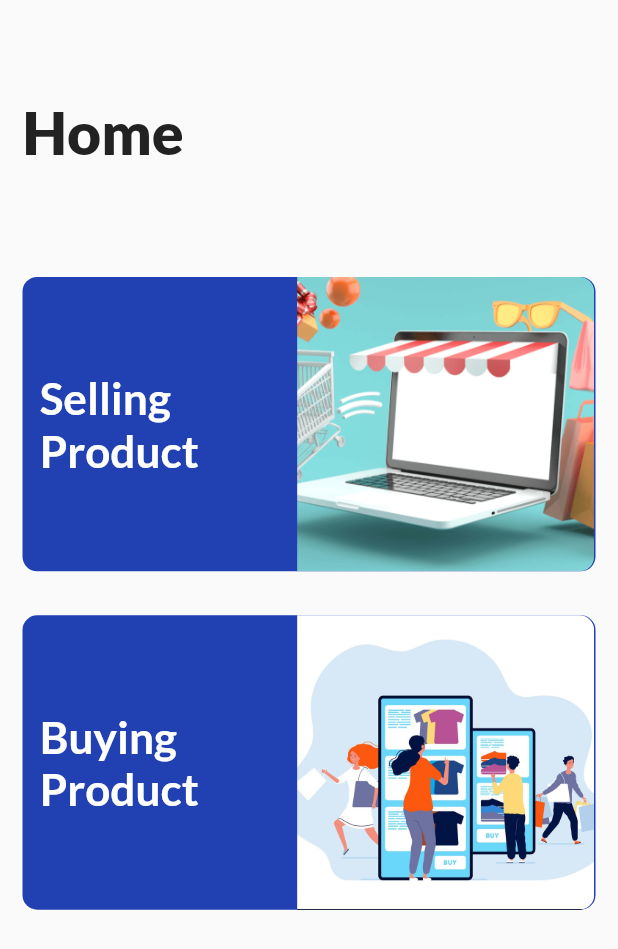
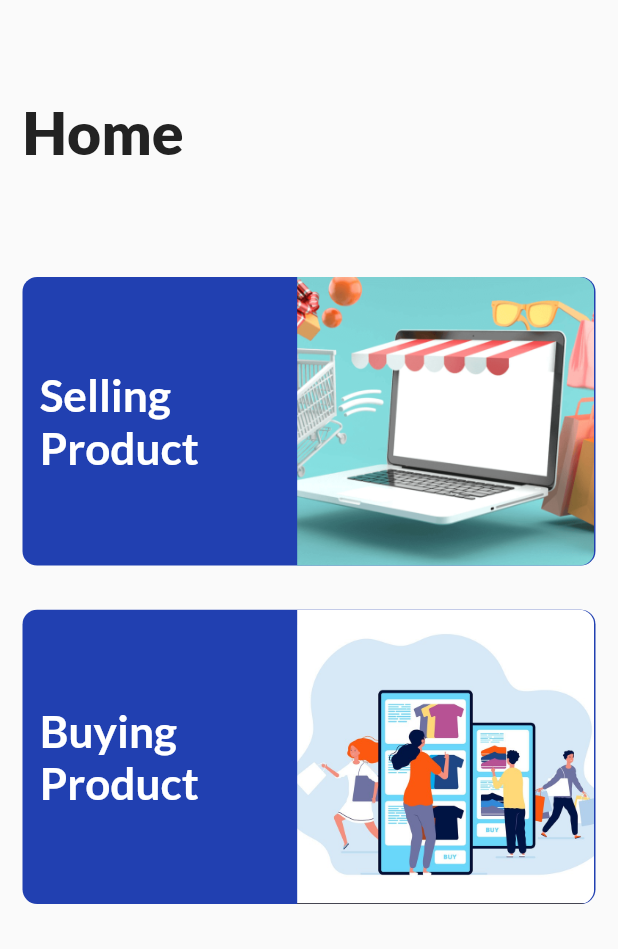
Before and after one commit to sakshipore/College-Shopify, a Flutter app: the HomeScreen screen opened directly with empty values, on a phone screen of 412 x 824 dp. Shown: the top 949 px of the screen. Run offline on Flutter 3.47's test engine with Material 2 defaults, Android fonts, the phone set to English and light mode, and no system bars; our stand-ins replace flutter_screenutil; missing offline and left inert: mongo_dart.

Commit message:
Changes need to be done

```diff
--- a/lib/main.dart
+++ b/lib/main.dart
@@ -6,6 +6,7 @@ void main() {
   runApp(const MyApp());
 }
 
+// TODO : DO NOT USER 'VAR' KEYWORD USER PROPER DATATYPES
 class MyApp extends StatelessWidget {
   const MyApp({super.key});
 
--- a/lib/view/display_book_product_screen.dart
+++ b/lib/view/display_book_product_screen.dart
@@ -95,6 +95,7 @@ class _DisplayBookProductScreenState extends State<DisplayBookProductScreen> {
     );
   }
 
+  // TODO : Make statlesswidget
   Widget displayCard(Book data) {
     return Card(
       color: Color(0xff2140B1),
--- a/lib/view/display_stationary_product_screen.dart
+++ b/lib/view/display_stationary_product_screen.dart
@@ -97,6 +97,7 @@ class _DisplayStationaryProductState
     );
   }
 
+  // TODO : Convert it to statless widget and change the name
   Widget displayCard(Stationary data) {
     return Card(
       color: Color(0xff2140B1),
--- a/lib/view/display_technical_product_screen.dart
+++ b/lib/view/display_technical_product_screen.dart
@@ -104,6 +104,7 @@ class _DisplayTechnicalProductScreenState
     );
   }
 
+// TODO : Convert it to statless widget and change the name
   Widget displayCard(Technical data) {
     return Card(
       color: Color(0xff2140B1),
--- a/lib/view/home_screen.dart
+++ b/lib/view/home_screen.dart
@@ -7,6 +7,7 @@ import 'package:flutter/material.dart';
 import 'package:flutter_screenutil/flutter_screenutil.dart';
 
 class HomeScreen extends StatefulWidget {
+  // TODO : Define exact type of variable and make it final
   var userId;
   HomeScreen({super.key, required this.userId});
 
@@ -37,7 +38,7 @@ class _HomeScreenState extends State<HomeScreen> {
                 ProductCard(
                   text: "Selling Product",
                   image: "assets/images/selling_product.png",
-                  height: 200,
+                  height: 200.h,
                   onTap: () {
                     Navigator.push(
                       context,
--- a/lib/view/login_screen.dart
+++ b/lib/view/login_screen.dart
@@ -99,6 +99,7 @@ class _LoginScreenState extends State<LoginScreen> {
                             await MongoDatabase.checkUser(mobNoController.text);
 
                         if (userData == null) {
+                          // TODO : Make widget for snackbar
                           ScaffoldMessenger.of(context).showSnackBar(
                             SnackBar(
                               backgroundColor: Color(0xff2140B1),
--- a/lib/view/new_book_entry_screen.dart
+++ b/lib/view/new_book_entry_screen.dart
@@ -35,7 +35,7 @@ class _NewBookEntryScreenState extends State<NewBookEntryScreen> {
     });
     Map<String, dynamic>? userData =
         await MongoDatabase.fetchUserData(widget.userId);
-
+    // TODO : Error handling requried
     if (userData == null) return;
     List productIds = userData["product"];
     productIds.add(productId);
@@ -76,6 +76,7 @@ class _NewBookEntryScreenState extends State<NewBookEntryScreen> {
       userId: widget.userId,
     );
     var result = await MongoDatabaseBook().insert(data.toJson());
+    // TODO : Proper error handling should be done
     log(result);
     setState(() {
       isLoading = false;
@@ -151,6 +152,7 @@ class _NewBookEntryScreenState extends State<NewBookEntryScreen> {
                       Button(
                         text: "ADD BOOK",
                         onTap: () {
+                          // TODO : No function is being called !!!!!!
                           Navigator.push(
                             context,
                             MaterialPageRoute(
--- a/lib/view/new_stationary_entry_screen.dart
+++ b/lib/view/new_stationary_entry_screen.dart
@@ -38,6 +38,7 @@ class _NewStationaryEntryScreenState extends State<NewStationaryEntryScreen> {
     List productIds = userData["product"];
     productIds.add(productId);
     var result = await MongoDatabase.update(widget.userId, productIds);
+    // TODO  : Error handling
     log(result.toString());
     setState(() {
       isLoading = false;
@@ -70,6 +71,7 @@ class _NewStationaryEntryScreenState extends State<NewStationaryEntryScreen> {
       userId: widget.userId,
     );
     var result = await MongoDatabaseStationary().insert(data.toJson());
+    // TODO  : Error handling
     log(result);
     setState(() {
       isLoading = false;
```
Also changed, not shown: lib/view/signup_screen.dart (+5 -2 lines).
